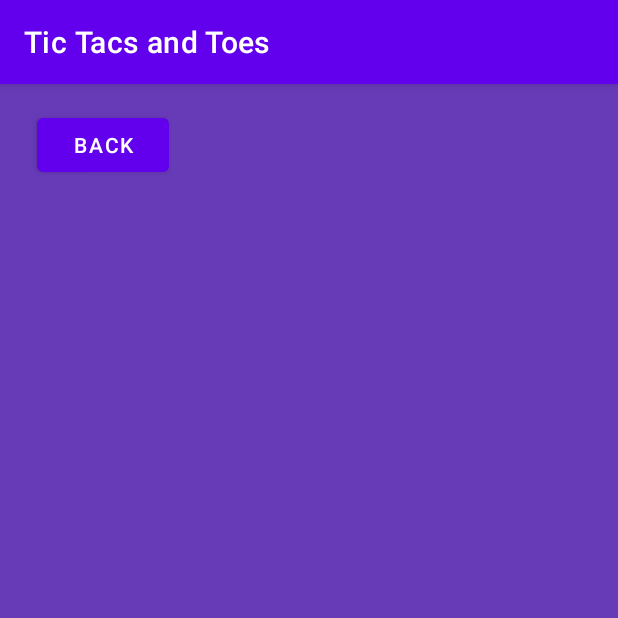
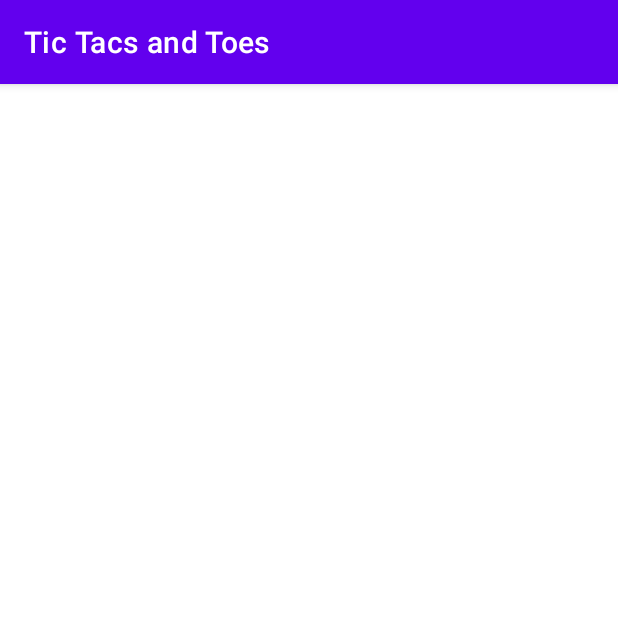
Before and after one commit to NotJason123/TicTacsandToes, an Android app: the Singleplayer screen opened directly, with no data from a screen before it, on a phone screen of 412 x 824 dp, the top half of it. Run offline under Robolectric (Android 15) with nearby library versions, the phone set to English and light mode, and no system bars.

Commit message:
navigate to next page

```diff
--- a/app/src/main/java/com/example/tictacsandtoes/ChoosemodeActivity.java
+++ b/app/src/main/java/com/example/tictacsandtoes/ChoosemodeActivity.java
@@ -2,13 +2,27 @@ package com.example.tictacsandtoes;
 
 import androidx.appcompat.app.AppCompatActivity;
 
+import android.app.Activity;
+import android.content.Intent;
 import android.os.Bundle;
+import android.view.View;
+import android.widget.Button;
+import android.widget.EditText;
+import android.widget.TextView;
 
 public class ChoosemodeActivity extends AppCompatActivity {
+
 
     @Override
     protected void onCreate(Bundle savedInstanceState) {
         super.onCreate(savedInstanceState);
         setContentView(R.layout.choosemode);
+
+
+    }
+
+    public void Onclick(View view) {
+        startActivity(new Intent(ChoosemodeActivity.this, Singleplayer.class));
+
     }
 }
--- a/app/src/main/java/com/example/tictacsandtoes/singleplayergame.java
+++ b/app/src/main/java/com/example/tictacsandtoes/Singleplayer.java
@@ -4,11 +4,11 @@ import androidx.appcompat.app.AppCompatActivity;
 
 import android.os.Bundle;
 
-public class singleplayergame extends AppCompatActivity {
+public class Singleplayer extends AppCompatActivity {
 
     @Override
     protected void onCreate(Bundle savedInstanceState) {
         super.onCreate(savedInstanceState);
-        setContentView(R.layout.activity_singleplayergame);
+        setContentView(R.layout.activity_singleplayer);
     }
 }
--- a/app/src/main/res/layout/activity_singleplayergame.xml
+++ /dev/null
@@ -1,21 +0,0 @@
-<?xml version="1.0" encoding="utf-8"?>
-<androidx.constraintlayout.widget.ConstraintLayout xmlns:android="http://schemas.android.com/apk/res/android"
-    xmlns:app="http://schemas.android.com/apk/res-auto"
-    xmlns:tools="http://schemas.android.com/tools"
-    android:layout_width="match_parent"
-    android:layout_height="match_parent"
-    android:background="#673AB7"
-    tools:context=".singleplayergame">
-
-    <Button
-        android:id="@+id/backbutton"
-        android:layout_width="wrap_content"
-        android:layout_height="wrap_content"
-        android:text="Back"
-        app:layout_constraintBottom_toBottomOf="parent"
-        app:layout_constraintEnd_toEndOf="parent"
-        app:layout_constraintHorizontal_bias="0.077"
-        app:layout_constraintStart_toStartOf="parent"
-        app:layout_constraintTop_toTopOf="parent"
-        app:layout_constraintVertical_bias="0.023" />
-</androidx.constraintlayout.widget.ConstraintLayout>
--- a/app/src/main/res/layout/choosemode.xml
+++ b/app/src/main/res/layout/choosemode.xml
@@ -29,6 +29,7 @@
         android:layout_height="90dp"
         android:background="#000000"
         android:backgroundTint="#000000"
+        android:onClick="Onclick"
         android:text="Single Player"
         android:textColor="#00BCD4"
         android:textSize="24sp"
--- a/build.gradle
+++ b/build.gradle
@@ -5,7 +5,7 @@ buildscript {
         mavenCentral()
     }
     dependencies {
-        classpath "com.android.tools.build:gradle:7.0.2"
+        classpath 'com.android.tools.build:gradle:7.0.3'
 
         // NOTE: Do not place your application dependencies here; they belong
         // in the individual module build.gradle files
```
Also changed, not shown: app/src/main/AndroidManifest.xml (+4 -13 lines), app/src/main/java/com/example/tictacsandtoes/MainActivity.java (deleted, +0 -14 lines), app/src/main/res/layout/activity_singleplayer.xml (renamed from app/src/main/res/layout/activity_main.xml, +1 -10 lines).
